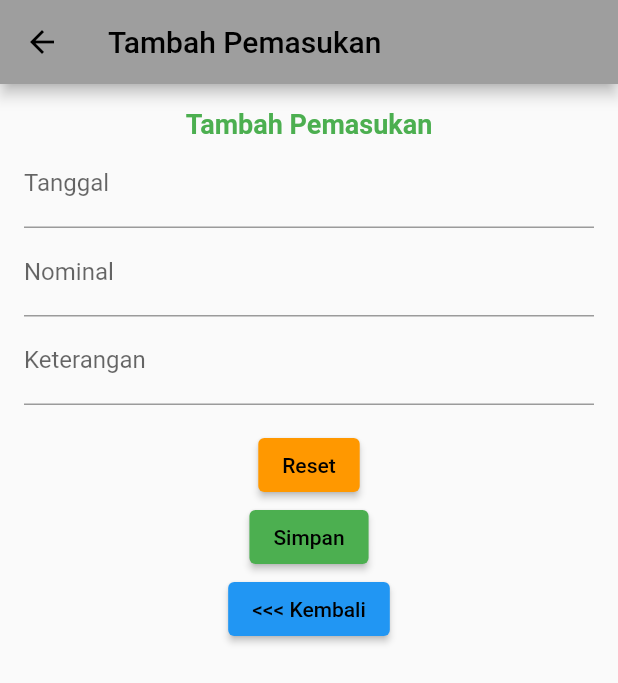
After one commit to nsenja/travelours, a Flutter app: the HomePage screen opened by its route, after a tap on "Tambah Pemasukan", on a phone screen of 412 x 824 dp. The commit adds this screen. Shown: the top 683 px of the screen. Run offline on Flutter 3.47's test engine with Material 2 defaults, Android fonts, the light colour scheme and no system bars; our stand-ins replace sqflite; accounts and stored records are empty.

Commit message:
Layouting home page dan tambah pemasukan

```diff
--- /dev/null
+++ b/lib/Database_Helper.dart
@@ -0,0 +1,49 @@
+// database_helper.dart
+import 'package:sqflite/sqflite.dart';
+import 'package:path/path.dart';
+
+class DatabaseHelper {
+  static final DatabaseHelper _instance = DatabaseHelper.internal();
+
+  factory DatabaseHelper() => _instance;
+
+  DatabaseHelper.internal();
+
+  late Database _database;
+
+  Future<Database> get database async {
+    if (_database != null) return _database;
+
+    _database = await initDatabase();
+    return _database;
+  }
+
+  Future<Database> initDatabase() async {
+    final databasesPath = await getDatabasesPath();
+    final path = join(databasesPath, 'pemasukan.db');
+
+    return await openDatabase(
+      path,
+      version: 1,
+      onCreate: (Database db, int version) async {
+        await db.execute('''
+          CREATE TABLE pemasukan (
+            id INTEGER PRIMARY KEY,
+            tanggal TEXT,
+            jumlah REAL,
+            keterangan TEXT
+          )
+        ''');
+      },
+    );
+  }
+
+  Future<int> insertPemasukan(Map<String, dynamic> pemasukan) async {
+    final db = await database;
+    return await db.insert('pemasukan', pemasukan);
+  }
+
+  insertPengeluaran(Map<String, Object> pengeluaran) {}
+
+  // Tambahkan metode lain sesuai kebutuhan (baca, perbarui, hapus).
+}
--- a/lib/HomePage.dart
+++ b/lib/HomePage.dart
@@ -1,4 +1,8 @@
 import 'package:flutter/material.dart';
+import '/TambahPemasukan.dart';
+import '/TambahPengeluaran.dart';
+import '/DetailCash.dart';
+import '/Setting.dart';
 
 class HomePage extends StatelessWidget {
   @override
@@ -10,75 +14,134 @@ class HomePage extends StatelessWidget {
       body: Padding(
           padding: EdgeInsets.all(16.0),
           child: Column(
-          crossAxisAlignment: CrossAxisAlignment.start,
+            crossAxisAlignment: CrossAxisAlignment.center,
             children: [
+              Center(
+                child: Text(
+                  'Rangkuman Bulan Ini',
+                  style: TextStyle(fontSize: 18.0),
+                ),
+              ),
               Text(
-              'Total Pengeluaran:',
+                'Pengeluaran: Rp.1.000.000',
                 style: TextStyle(fontSize: 18.0),
               ),
               Text(
-              'Rp 1.000.000',
-              style: TextStyle(fontSize: 24.0, fontWeight: FontWeight.bold),
-            ),
-            SizedBox(height: 16.0),
-            Text(
-              'Total Pemasukan:',
-              style: TextStyle(fontSize: 18.0),
-            ),
-            Text(
-              'Rp 2.000.000',
-              style: TextStyle(fontSize: 24.0, fontWeight: FontWeight.bold),
-            ),
-            SizedBox(height: 24.0),
-            Text(
-              'Grafik Pemasukan/Pengeluaran per Hari:',
+                'Pemasukan: Rp 2.000.000',
                 style: TextStyle(fontSize: 18.0),
               ),
               Container(
-              height: 200.0, // Ubah sesuai kebutuhan
+                alignment: Alignment.center,
+                height: 265.0,
+                child: Image.asset(
+                  'assets/grafik1.png',
+                  width: 270,
+                  height: 240,
                 ),
-            SizedBox(height: 24.0),
-            Row(
-              mainAxisAlignment: MainAxisAlignment.spaceAround,
-              children: [
-                NavButton(icon: Icons.add, label: 'Tambah Pemasukan'),
-                NavButton(icon: Icons.remove, label: 'Tambah Pengeluaran'),
-                NavButton(icon: Icons.description, label: 'Detail Cash Flow'),
-                NavButton(icon: Icons.settings, label: 'Pengaturan'),
+              ),
+              Expanded(
+                // width: 250.0, // Lebar Column
+                // height: 165.0, // Tinggi Column
+                child: Row(
+                  mainAxisAlignment: MainAxisAlignment.center,
+                  children: <Widget>[
+                    Expanded(
+                      child: Column(
+                        children: <Widget>[
+                          ImageButton(
+                            imageAsset: 'assets/pemasukan.png',
+                            label: 'Tambah Pemasukan',
+                            onTap: () {
+                              Navigator.push(
+                                context,
+                                MaterialPageRoute(
+                                    builder: (context) => TambahPemasukan()),
+                              );
+                            },
+                          ),
+                      ImageButton(
+                            imageAsset: 'assets/cashFlow.png',
+                            label: 'Detail Cash Flow',
+                            onTap: () {
+                              //    Navigator.push(
+                              //   context,
+                              //   MaterialPageRoute(builder: (context) => DetailCash()),
+                              // );
+                            },
+                          ),
+
                         ],
+                      ),
+                    ),
+
+// Kolom 2
+                    Expanded(
+                      child: Column(
+                        children: <Widget>[
+                               ImageButton(
+                            imageAsset: 'assets/pengeluaran.png',
+                            label: 'Tambah Pengeluaran',
+                            onTap: () {
+                              Navigator.push(
+                                context,
+                                MaterialPageRoute(
+                                    builder: (context) => TambahPengeluaran()),
+                              );
+                            },
+                          ),
+
+                          ImageButton(
+                            imageAsset: 'assets/setting.png',
+                            label: 'Pengaturan',
+                            onTap: () {
+                              Navigator.push(
+                                context,
+                                MaterialPageRoute(
+                                    builder: (context) => Setting()),
+                              );
+                            },
                           ),
                         ],
                       ),
                     ),
+                  ],
+                ),
+              ),
+            ],
+          )),
     );
   }
 }
 
+class ImageButton extends StatelessWidget {
+  final String imageAsset;
+  final String label;
+  final VoidCallback onTap;
 
-class NavButton extends StatelessWidget {
-  final IconData icon;
-  final String label;
-
-  NavButton({required this.icon, required this.label});
+  ImageButton({
+    required this.imageAsset,
+    required this.label,
+    required this.onTap,
+  });
 
   @override
   Widget build(BuildContext context) {
-    return Column(
+    return InkWell(
+      onTap: onTap,
+      child: Column(
         children: [
-        IconButton(
-          icon: Icon(icon),
-          onPressed: () {
-            // Navigasi ke halaman yang sesuai
-          },
+          Image.asset(
+            imageAsset,
+            width: 100.0, // Sesuaikan lebar gambar sesuai kebutuhan Anda
+            height: 100.0, // Sesuaikan tinggi gambar sesuai kebutuhan Anda
           ),
-        Text(label),
+          SizedBox(height: 8.0),
+          Text(
+            label,
+            style: TextStyle(fontSize: 16.0),
+          ),
         ],
+      ),
     );
   }
 }
-
-void main() {
-  runApp(MaterialApp(
-    home: HomePage(),
-  ));
-}
--- /dev/null
+++ b/lib/TambahPemasukan.dart
@@ -0,0 +1,114 @@
+// tambah_pemasukan.dart
+import 'package:flutter/material.dart';
+import 'package:intl/intl.dart';
+import '/Database_Helper.dart';
+
+class TambahPemasukan extends StatefulWidget {
+  @override
+  _TambahPemasukanState createState() => _TambahPemasukanState();
+}
+
+class _TambahPemasukanState extends State<TambahPemasukan> {
+  final TextEditingController _tanggalController = TextEditingController();
+  final TextEditingController _jumlahController = TextEditingController();
+  final TextEditingController _keteranganController = TextEditingController();
+
+  void _resetForm() {
+    _tanggalController.text =
+        DateFormat('dd/MM/yyyy').format(DateTime(2021, 1, 1));
+    _jumlahController.clear();
+    _keteranganController.clear();
+  }
+
+  void _simpanPemasukan() async {
+    final databaseHelper = DatabaseHelper();
+    final pemasukan = {
+      'tanggal': _tanggalController.text,
+      'jumlah': double.tryParse(_jumlahController.text) ?? 0.0,
+      'keterangan': _keteranganController.text,
+    };
+
+    final id = await databaseHelper.insertPemasukan(pemasukan);
+    print('Pemasukan disimpan dengan ID: $id');
+    Navigator.pop(context); // Kembali ke halaman Beranda
+  }
+
+  Future<void> _selectDate() async {
+    final DateTime? picked = await showDatePicker(
+      context: context,
+      initialDate: DateTime.now(),
+      firstDate: DateTime(2021),
+      lastDate: DateTime(2101),
+    );
+    if (picked != null && picked != DateTime.now()) {
+      setState(() {
+        _tanggalController.text = DateFormat('dd/MM/yyyy').format(picked);
+      });
+    }
+  }
+
+  @override
+  Widget build(BuildContext context) {
+    return Scaffold(
+      appBar: AppBar(
+        title: Text('Tambah Pemasukan'),
+      ),
+      body: Padding(
+        padding: EdgeInsets.all(16.0),
+        child: Column(
+          children: [
+            Text(
+              'Tambah Pemasukan',
+              style: TextStyle(
+                color: Colors.green,
+                fontSize: 18.0,
+                fontWeight: FontWeight.bold,
+              ),
+            ),
+            TextFormField(
+              controller: _tanggalController,
+              decoration: InputDecoration(labelText: 'Tanggal'),
+              onTap: () => _selectDate(),
+            ),
+            TextFormField(
+              controller: _jumlahController,
+              keyboardType: TextInputType.number,
+              decoration: InputDecoration(labelText: 'Nominal'),
+            ),
+            TextFormField(
+              controller: _keteranganController,
+              decoration: InputDecoration(labelText: 'Keterangan'),
+            ),
+            SizedBox(height: 16.0),
+            Column(
+              mainAxisAlignment: MainAxisAlignment.spaceBetween,
+              children: [
+                ElevatedButton(
+                  onPressed: _resetForm,
+                  style: ElevatedButton.styleFrom(
+                    primary: Colors.orange, // Warna latar belakang oranye
+                  ),
+                  child: Text('Reset'),
+                ),
+                ElevatedButton(
+                  onPressed: _simpanPemasukan,
+                  style: ElevatedButton.styleFrom(
+                    primary: Colors.green, // Warna latar belakang hijau
+                  ),
+                  child: Text('Simpan'),
+                ),
+                ElevatedButton(
+                  onPressed: _simpanPemasukan,
+                  style: ElevatedButton.styleFrom(
+                    primary: Colors.blue, // Warna latar belakang biru
+                  ),
+                  child: Text('<<< Kembali'),
+                ),
+              ],
+            )
+          ],
+        ),
+      ),
+    );
+  }
+}
```
Also changed, not shown: lib/DetailCash.dart (added, +59 -0 lines), lib/Setting.dart (added, +79 -0 lines), lib/TambahPengeluaran.dart (added, +92 -0 lines), lib/main.dart (+18 -25 lines), pubspec.yaml (+10 -1 lines), assets/cashFlow.png (added), assets/grafik1.png (added), assets/logo.png, assets/pemasukan.png (added), assets/pengeluaran.png (added), assets/setting.png (added), pubspec.lock. Lines whose indentation alone changed are shown as unchanged.
